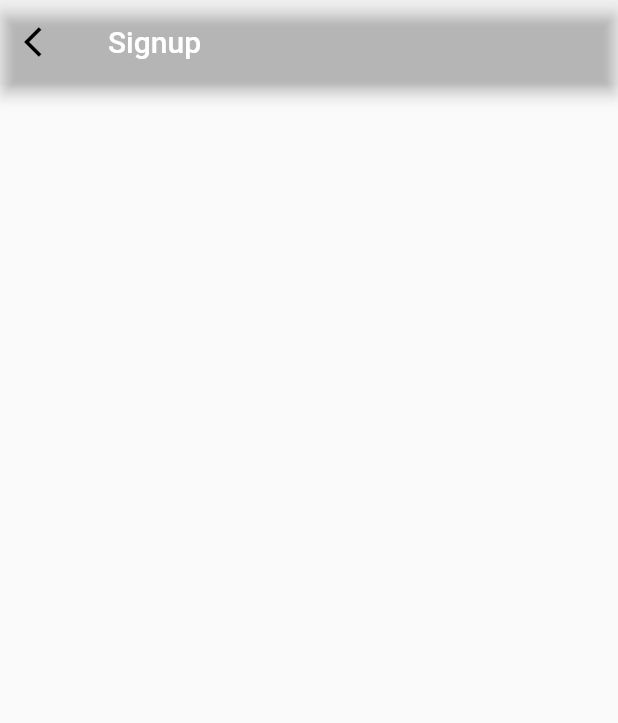
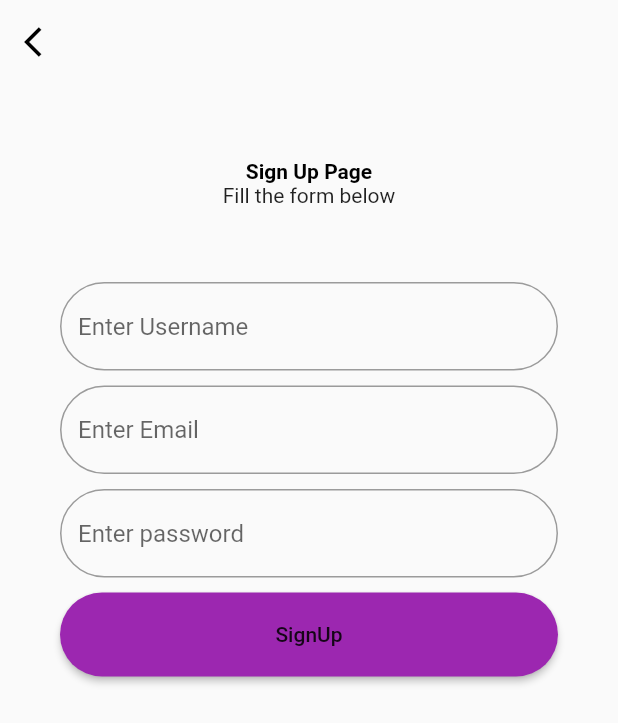
Before and after one commit to robertanold36/Pt_2020, a Flutter app: the Signup screen opened directly, on a phone screen of 412 x 824 dp. Shown: the top 723 px of the screen. Run offline on Flutter 3.47's test engine with Material 2 defaults, Android fonts, the phone set to English and light mode, and no system bars.

Commit message:
create a signup page

```diff
--- a/lib/pages/login.dart
+++ b/lib/pages/login.dart
@@ -20,6 +20,8 @@ class LoginPage extends StatelessWidget {
       body: Form(
         child: Container(
           width: MediaQuery.of(context).size.width,
+          child: SingleChildScrollView(
+            child: SingleChildScrollView(
               child: Column(
                 crossAxisAlignment: CrossAxisAlignment.center,
                 children: [
@@ -27,8 +29,8 @@ class LoginPage extends StatelessWidget {
                       padding: EdgeInsets.only(top: 50.0),
                       child: Text(
                         "Team Up",
-                    style:
-                        TextStyle(fontSize: 20.0, fontWeight: FontWeight.bold),
+                        style: TextStyle(
+                            fontSize: 20.0, fontWeight: FontWeight.bold),
                       )),
                   SizedBox(
                     height: 10.0,
@@ -55,6 +57,8 @@ class LoginPage extends StatelessWidget {
                                   borderRadius: BorderRadius.circular(40.0),
                                   borderSide: BorderSide(width: 8.0)),
                               hintText: 'Enter password'),
+                          autofocus: false,
+                          obscureText: true,
                         ),
                         SizedBox(
                           height: 10.0,
@@ -70,8 +74,15 @@ class LoginPage extends StatelessWidget {
                           children: [
                             Expanded(
                               child: RaisedButton(
+                                shape: RoundedRectangleBorder(
+                                  borderRadius: BorderRadius.circular(40.0),
+                                ),
                                 onPressed: () {},
+                                child: Padding(
+                                  padding: const EdgeInsets.all(20.0),
                                   child: Text('Login'),
+                                ),
+                                color: Colors.purple,
                               ),
                             )
                           ],
@@ -83,6 +94,8 @@ class LoginPage extends StatelessWidget {
               ),
             ),
           ),
+        ),
+      ),
     );
   }
 }
--- a/lib/pages/signup.dart
+++ b/lib/pages/signup.dart
@@ -5,13 +5,92 @@ class Signup extends StatelessWidget {
   Widget build(BuildContext context) {
     return Scaffold(
       appBar: AppBar(
-        title: Text('Signup'),
         backgroundColor: Colors.transparent,
-        leading: Icon(
-          Icons.arrow_back_ios,
-          color: Colors.black,
+        elevation: 0,
+        leading: IconButton(
+            icon: Icon(
+              Icons.arrow_back_ios,
+              color: Colors.black,
+            ),
+            onPressed: () {
+              Navigator.pop(context);
+            }),
+      ),
+      body: Form(
+          child: Container(
+        width: MediaQuery.of(context).size.width,
+        child: Column(
+          crossAxisAlignment: CrossAxisAlignment.center,
+          children: [
+            Container(
+                padding: EdgeInsets.only(top: 50.0),
+                child: Text(
+                  "Sign Up Page",
+                  style: TextStyle(
+                      color: Colors.black, fontWeight: FontWeight.bold),
+                )),
+            Text('Fill the form below'),
+            SizedBox(
+              height: 10.0,
+            ),
+            Padding(
+              padding: EdgeInsets.all(40.0),
+              child: Column(
+                children: [
+                  TextFormField(
+                    decoration: InputDecoration(
+                        border: OutlineInputBorder(
+                            borderRadius: BorderRadius.circular(40.0),
+                            borderSide: BorderSide(width: 8.0)),
+                        hintText: 'Enter Username'),
+                  ),
+                  SizedBox(
+                    height: 10.0,
+                  ),
+                  TextFormField(
+                    decoration: InputDecoration(
+                        border: OutlineInputBorder(
+                            borderRadius: BorderRadius.circular(40.0),
+                            borderSide: BorderSide(width: 8.0)),
+                        hintText: 'Enter Email'),
+                  ),
+                  SizedBox(
+                    height: 10.0,
+                  ),
+                  TextFormField(
+                    decoration: InputDecoration(
+                        border: OutlineInputBorder(
+                            borderRadius: BorderRadius.circular(40.0),
+                            borderSide: BorderSide(width: 8.0)),
+                        hintText: 'Enter password'),
+                    obscureText: true,
+                  ),
+                  SizedBox(
+                    height: 10.0,
+                  ),
+                  Row(
+                    children: [
+                      Expanded(
+                        child: RaisedButton(
+                          shape: RoundedRectangleBorder(
+                            borderRadius: BorderRadius.circular(40.0),
+                          ),
+                          onPressed: () {},
+                          child: Padding(
+                            padding: const EdgeInsets.all(20.0),
+                            child: Text('SignUp'),
+                          ),
+                          color: Colors.purple,
+                        ),
+                      )
+                    ],
+                  )
+                ],
+              ),
+            ),
+          ],
         ),
-      ),
+      )),
     );
   }
 }
```
Lines whose indentation alone changed are shown as unchanged.
